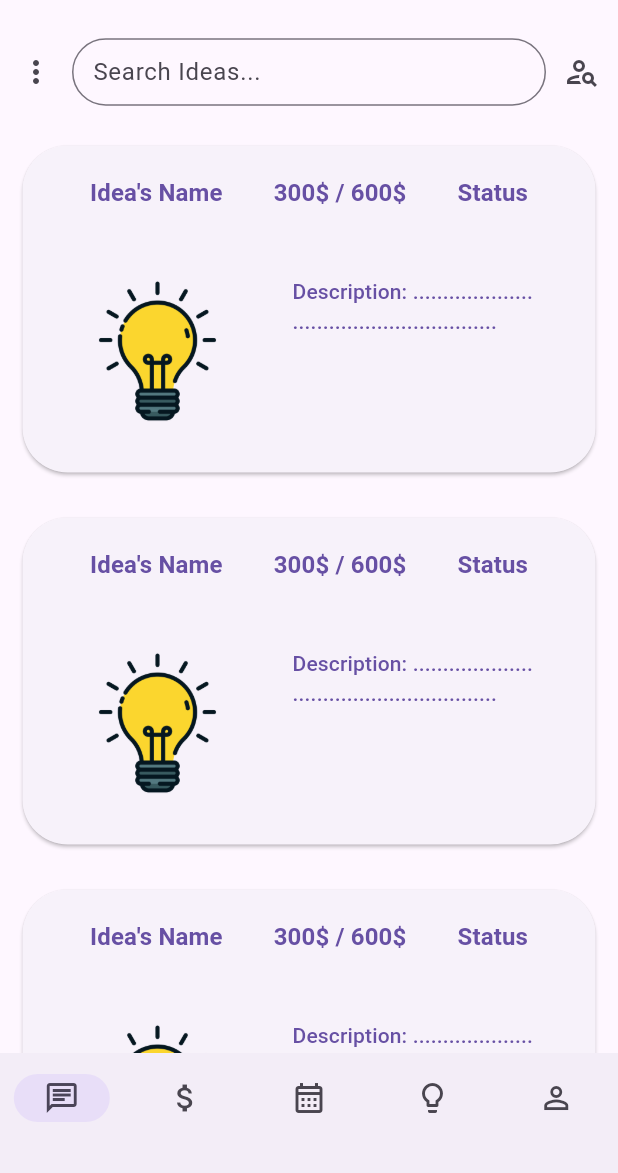
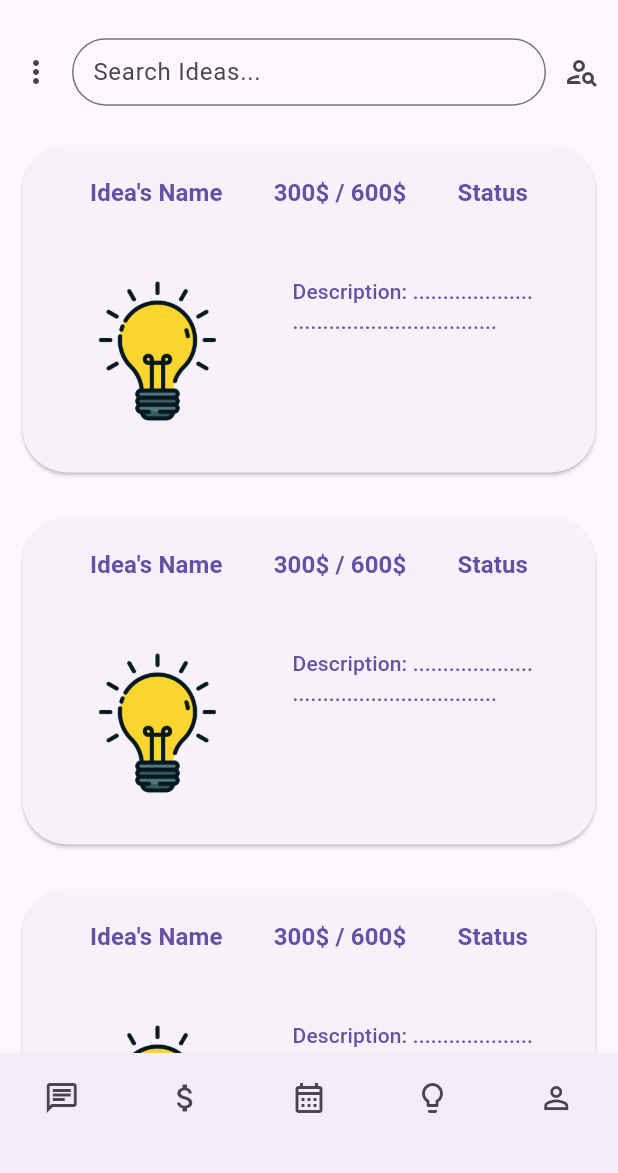
Before and after one commit to Gabo1234567890/Startify, a Flutter app: the screen it shows after launch, on a phone screen of 412 x 824 dp, the part 63-1236 px from its top. Run offline on Flutter 3.47's test engine with Material 3 defaults, Android fonts, the phone set to English and light mode, and no system bars.

Commit message:
new nav bar

```diff
--- a/frontend/startify/lib/widgets/nav_bar_widget.dart
+++ b/frontend/startify/lib/widgets/nav_bar_widget.dart
@@ -9,24 +9,61 @@ class NavBarWidget extends StatelessWidget {
     return ValueListenableBuilder(
       valueListenable: selectedPageNotifier,
       builder: (context, selectedPage, child) {
-        return NavigationBar(
+        List<bool> whereIsHome = [false, false, false, false, false];
+        if (selectedPage != 0) {
+          whereIsHome[selectedPage - 1] = true;
+        }
+        return NavigationBarTheme(
+          data: NavigationBarThemeData(
+            indicatorColor: selectedPage == 0 ? Colors.transparent : null,
+          ),
+          child: NavigationBar(
             destinations: [
-            NavigationDestination(icon: Icon(Icons.chat_outlined), label: ''),
-            NavigationDestination(icon: Icon(Icons.attach_money), label: ''),
               NavigationDestination(
-              icon: Icon(Icons.calendar_month_outlined),
+                icon:
+                    whereIsHome[0]
+                        ? Icon(Icons.home_outlined)
+                        : Icon(Icons.chat_outlined),
                 label: '',
               ),
               NavigationDestination(
-              icon: Icon(Icons.lightbulb_outline),
+                icon:
+                    whereIsHome[1]
+                        ? Icon(Icons.home_outlined)
+                        : Icon(Icons.attach_money),
                 label: '',
               ),
-            NavigationDestination(icon: Icon(Icons.person_outline), label: ''),
+              NavigationDestination(
+                icon:
+                    whereIsHome[2]
+                        ? Icon(Icons.home_outlined)
+                        : Icon(Icons.calendar_month_outlined),
+                label: '',
+              ),
+              NavigationDestination(
+                icon:
+                    whereIsHome[3]
+                        ? Icon(Icons.home_outlined)
+                        : Icon(Icons.lightbulb_outline),
+                label: '',
+              ),
+              NavigationDestination(
+                icon:
+                    whereIsHome[4]
+                        ? Icon(Icons.home_outlined)
+                        : Icon(Icons.person_outline),
+                label: '',
+              ),
             ],
             onDestinationSelected: (int value) {
-            selectedPageNotifier.value = value;
+              if (selectedPage - 1 == value) {
+                selectedPageNotifier.value = 0;
+              } else {
+                selectedPageNotifier.value = value + 1;
+              }
             },
-          selectedIndex: selectedPage,
+            selectedIndex: selectedPage == 0 ? selectedPage : selectedPage - 1,
+          ),
         );
       },
     );
```
Also changed, not shown: frontend/startify/lib/widgets/nav_bar_old_widget.dart (added, +34 -0 lines), frontend/startify/lib/widgets/plus_button_widget.dart (added). Lines whose indentation alone changed are shown as unchanged.
